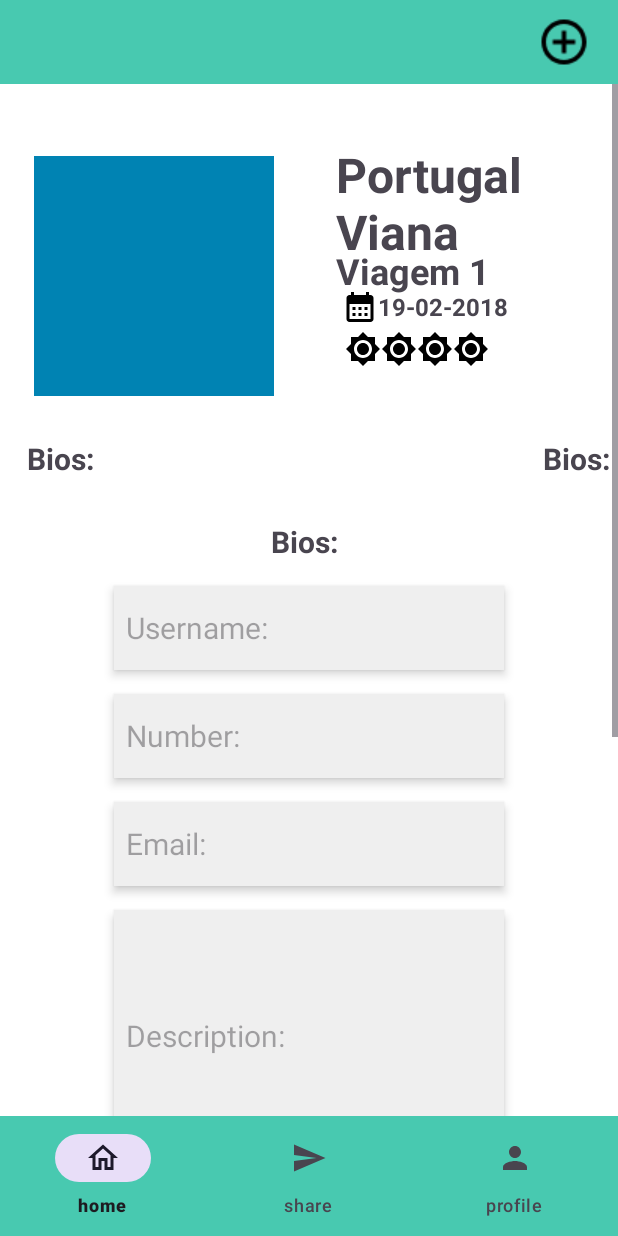
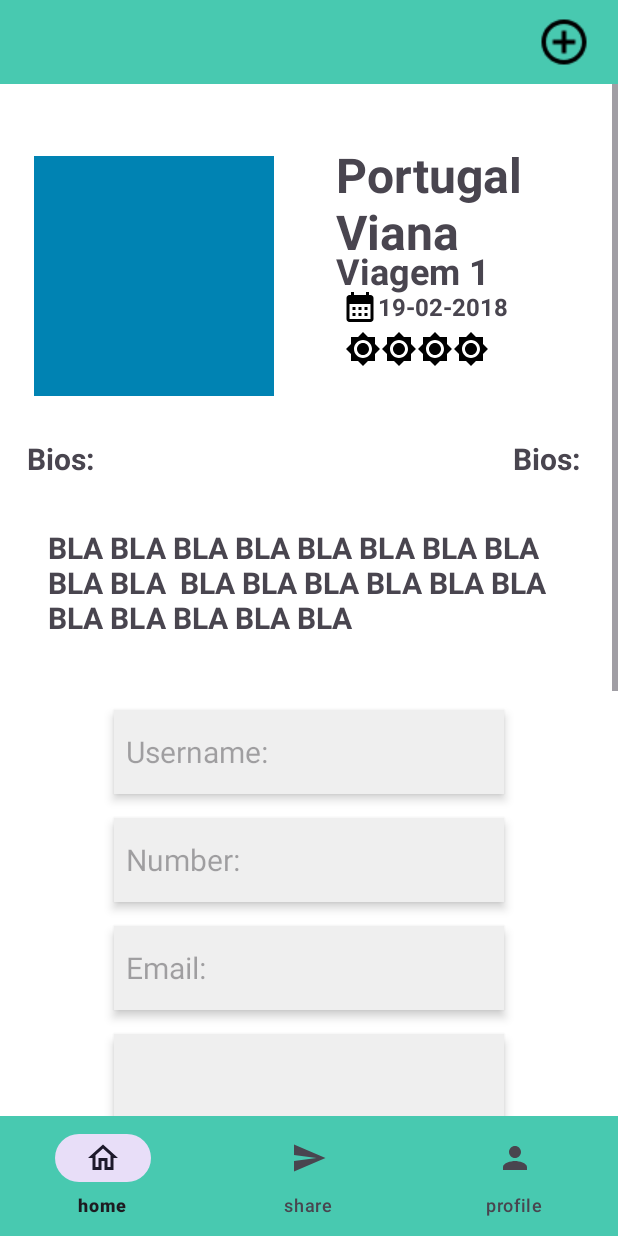
Before and after one commit to Fonntes/AboutTravel, an Android app: the ViewTravelFragment screen opened through its navigation route, on a phone screen of 412 x 824 dp. Run offline under Robolectric (Android 15) with nearby library versions, the phone set to English and light mode, and no system bars.

Commit message:
modificações do view 2.0 travel

```diff
--- a/app/src/main/res/layout/fragment_view_travel.xml
+++ b/app/src/main/res/layout/fragment_view_travel.xml
@@ -226,19 +226,26 @@
                         android:layout_width="50dp"
                         android:layout_height="wrap_content"
                         android:text="Bios:"
+                        android:layout_marginRight="20dp"
                         android:layout_marginTop="28dp"
                         android:textSize="20sp"
                         android:textStyle="bold" />
                 </LinearLayout>
             </LinearLayout>
 
+        <LinearLayout
+            android:layout_width="match_parent"
+            android:layout_height="match_parent"
+            android:orientation="horizontal"
+            >
             <TextView
-                android:layout_width="50dp"
+                android:layout_width="wrap_content"
                 android:layout_height="wrap_content"
-                android:text="Bios:"
-                android:layout_marginTop="28dp"
+                android:text="BLA BLA BLA BLA BLA BLA BLA BLA BLA BLA  BLA BLA BLA BLA BLA BLA BLA BLA BLA BLA BLA"
+                android:padding="32dp"
                 android:textSize="20sp"
                 android:textStyle="bold" />
+        </LinearLayout>
 
             <EditText
                 android:id="@+id/usernameField"
```
